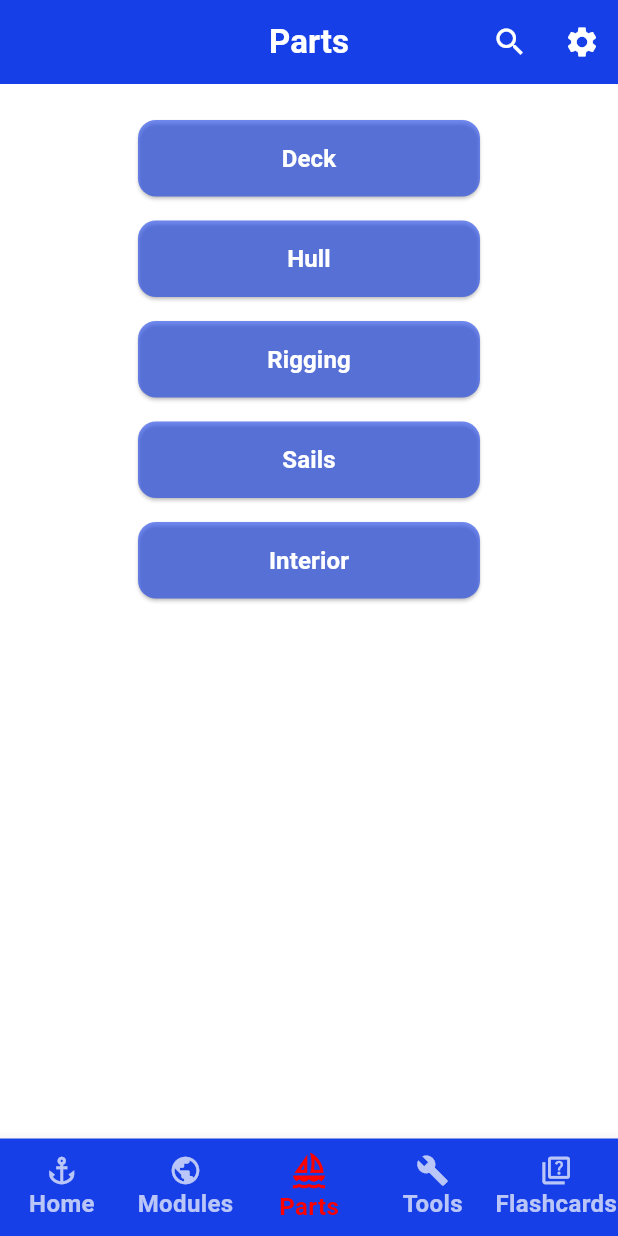
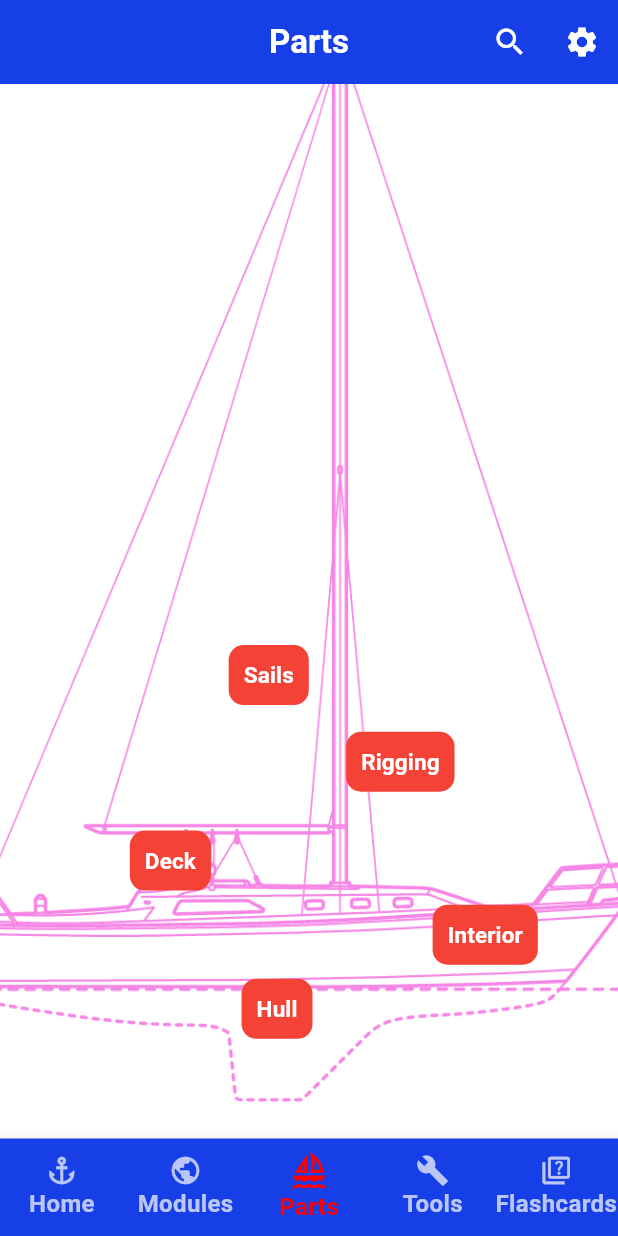
Before and after one commit to DAYale500/bcc5, a Flutter app: the screen it shows after launch, item 3 of the bottom bar chosen, on a phone screen of 412 x 824 dp. Run offline on Flutter 3.47's test engine with Material 3 defaults, Android fonts, the phone set to English and light mode, and no system bars; our stand-ins replace go_router, logger.

Commit message:
Stable. Really nice version, tweaking the location of the zone buttons. Getting every screen dialed in visually,  like text size, titles, helpful hints.

```diff
--- a/lib/screens/parts/part_zone_screen.dart
+++ b/lib/screens/parts/part_zone_screen.dart
@@ -1,7 +1,6 @@
 import 'package:flutter/material.dart';
 import 'package:go_router/go_router.dart';
 import 'package:bcc5/utils/logger.dart';
-import 'package:bcc5/widgets/group_button.dart';
 import 'package:bcc5/widgets/custom_app_bar_widget.dart';
 
 class PartZoneScreen extends StatelessWidget {
@@ -15,43 +14,88 @@ class PartZoneScreen extends StatelessWidget {
     'Interior',
   ];
 
+  final Map<String, Offset> zonePositions = const {
+    'Deck': Offset(0.21, 0.57), // Center-ish
+    'Hull': Offset(0.39, 0.69),
+    'Rigging': Offset(0.56, 0.49),
+    'Sails': Offset(0.37, 0.42),
+    'Interior': Offset(0.7, 0.63),
+  };
+
+  final Map<String, String> tooltips = const {
+    'Deck': 'Top surface of the boat',
+    'Hull': 'The main body of the boat',
+    'Rigging': 'Cables and lines supporting the mast',
+    'Sails': 'Wind-catching cloth',
+    'Interior': 'Cabin and below-deck area',
+  };
+
+  final double appBarOffset = 80.0;
+
   @override
   Widget build(BuildContext context) {
-    logger.i('🟩 Displaying PartZoneScreen');
+    final screenSize = MediaQuery.of(context).size;
 
-    return Column(
+    logger.i('🟩 Displaying PartZoneScreen with positioned layout');
+
+    return Stack(
+      fit: StackFit.expand,
       children: [
-        const CustomAppBarWidget(
+        // Background
+        Opacity(
+          opacity: 0.8,
+          child: Image.asset(
+            'assets/images/boat_overview_tall.png',
+            fit: BoxFit.cover,
+          ),
+        ),
+
+        // AppBar
+        const Positioned(
+          top: 0,
+          left: 0,
+          right: 0,
+          child: CustomAppBarWidget(
             title: 'Parts',
             showBackButton: false,
             showSearchIcon: true,
             showSettingsIcon: true,
           ),
-        Expanded(
-          child: Padding(
-            padding: const EdgeInsets.all(16),
-            child: ListView(
-              children:
-                  zones
-                      .map(
-                        (zone) => Padding(
-                          padding: const EdgeInsets.symmetric(vertical: 8),
-                          child: GroupButton(
-                            label: zone,
-                            onTap: () {
-                              logger.i('🟦 Tapped zone: $zone');
-                              context.push(
-                                '/parts/items',
-                                extra: {'zone': zone},
-                              );
-                            },
+        ),
+
+        // Buttons (positioned using consistent offsets)
+        ...zones.map((zone) {
+          final offset = zonePositions[zone]!;
+          final left = offset.dx * screenSize.width;
+          final top = offset.dy * screenSize.height + appBarOffset;
+
+          return Positioned(
+            left: left,
+            top: top,
+            child: Tooltip(
+              message: tooltips[zone] ?? '',
+              child: TextButton(
+                style: TextButton.styleFrom(
+                  padding: const EdgeInsets.symmetric(
+                    horizontal: 10,
+                    vertical: 8,
+                  ),
+                  backgroundColor: Colors.red,
+                  foregroundColor: Colors.white,
+                  minimumSize: const Size(0, 40),
+                  shape: RoundedRectangleBorder(
+                    borderRadius: BorderRadius.circular(10),
                   ),
                 ),
-                      )
-                      .toList(),
+                onPressed: () {
+                  logger.i('🟦 Tapped zone: $zone');
+                  context.push('/parts/items', extra: {'zone': zone});
+                },
+                child: Text(zone, style: const TextStyle(fontSize: 15)),
               ),
             ),
-        ),
+          );
+        }),
       ],
     );
   }
--- a/lib/theme/app_theme.dart
+++ b/lib/theme/app_theme.dart
@@ -2,73 +2,22 @@ import 'package:flutter/material.dart';
 
 class AppTheme {
   // 🔵 Primary Colors
-  static const Color primaryBlue = Color(0xFF163FE8); // System-wide blue
-  static const Color primaryRed = Color.fromARGB(
-    255,
-    255,
-    0,
-    0,
-  ); // Accent/alert color
+  static const Color primaryBlue = Color(0xFF163FE8);
+  static const Color primaryRed = Color.fromARGB(255, 255, 0, 0);
   static const Color backgroundColor = Colors.white;
   static const Color darkBackground = Color(0xFF121212);
 
-  // 🧠 Semantic Color Aliases
+  // 🧠 Semantic Aliases
   static const Color infoColor = primaryBlue;
   static const Color errorColor = primaryRed;
   static const Color successColor = Colors.green;
   static const Color warningColor = Colors.orange;
   static const Color disabledGray = Colors.grey;
 
-  // 🌤️ Light Theme
-  static ThemeData get lightTheme => ThemeData(
-    useMaterial3: true,
-    scaffoldBackgroundColor: backgroundColor,
-    colorScheme: ColorScheme.fromSeed(seedColor: primaryBlue),
-    appBarTheme: const AppBarTheme(
-      backgroundColor: primaryBlue,
-      foregroundColor: Colors.white,
-      centerTitle: true,
-      elevation: 0,
-      titleTextStyle: headingStyle,
-      iconTheme: IconThemeData(color: Colors.white),
-    ),
-    bottomNavigationBarTheme: const BottomNavigationBarThemeData(
-      backgroundColor: primaryBlue,
-      selectedItemColor: primaryRed,
-      unselectedItemColor: Colors.white70,
-      selectedIconTheme: IconThemeData(size: 26),
-      unselectedIconTheme: IconThemeData(size: 22),
-      selectedLabelStyle: buttonTextStyle,
-      unselectedLabelStyle: buttonTextStyle,
-      showUnselectedLabels: true,
-    ),
-    textTheme: textTheme,
-  );
+  // 🔠 Global text scale for accessibility/design tuning
+  static const double textScaleMultiplier = 1.5;
 
-  // 🌑 Dark Theme
-  static ThemeData get darkTheme => ThemeData(
-    useMaterial3: true,
-    brightness: Brightness.dark,
-    scaffoldBackgroundColor: darkBackground,
-    colorScheme: ColorScheme.dark(primary: primaryBlue, secondary: primaryRed),
-    appBarTheme: const AppBarTheme(
-      backgroundColor: primaryBlue,
-      centerTitle: true,
-      elevation: 0,
-      titleTextStyle: headingStyle,
-      iconTheme: IconThemeData(color: Colors.white),
-    ),
-    bottomNavigationBarTheme: const BottomNavigationBarThemeData(
-      backgroundColor: primaryBlue,
-      selectedItemColor: Colors.white,
-      unselectedItemColor: Colors.white70,
-      selectedLabelStyle: buttonTextStyle,
-      unselectedLabelStyle: buttonTextStyle,
-    ),
-    textTheme: textTheme,
-  );
-
-  // ✍️ Typography
+  // ✍️ Base Typography (unscaled)
   static const TextStyle headingStyle = TextStyle(
     fontSize: 22,
     fontWeight: FontWeight.bold,
@@ -98,12 +47,81 @@ class AppTheme {
     color: Colors.grey,
   );
 
+  // ✨ Default TextTheme (used by ThemeData)
   static const TextTheme textTheme = TextTheme(
     headlineLarge: headingStyle,
     headlineMedium: subheadingStyle,
     bodyLarge: bodyTextStyle,
     labelLarge: buttonTextStyle,
     bodySmall: captionStyle,
+  );
+
+  // ✨ Scaled TextTheme for content-heavy views
+  static final TextTheme scaledTextTheme = TextTheme(
+    headlineLarge: headingStyle.copyWith(
+      fontSize: headingStyle.fontSize! * textScaleMultiplier,
+    ),
+    headlineMedium: subheadingStyle.copyWith(
+      fontSize: subheadingStyle.fontSize! * textScaleMultiplier,
+    ),
+    bodyLarge: bodyTextStyle.copyWith(
+      fontSize: bodyTextStyle.fontSize! * textScaleMultiplier,
+    ),
+    labelLarge: buttonTextStyle.copyWith(
+      fontSize: buttonTextStyle.fontSize! * textScaleMultiplier,
+    ),
+    bodySmall: captionStyle.copyWith(
+      fontSize: captionStyle.fontSize! * textScaleMultiplier,
+    ),
+  );
+
+  // 🌤️ Light Theme
+  static ThemeData get lightTheme => ThemeData(
+    useMaterial3: true,
+    scaffoldBackgroundColor: backgroundColor,
+    colorScheme: ColorScheme.fromSeed(seedColor: primaryBlue),
+    appBarTheme: const AppBarTheme(
+      backgroundColor: primaryBlue,
+      foregroundColor: Colors.white,
+      centerTitle: true,
+      elevation: 0,
+      titleTextStyle: headingStyle,
+      iconTheme: IconThemeData(color: Colors.white),
+    ),
+    bottomNavigationBarTheme: const BottomNavigationBarThemeData(
+      backgroundColor: primaryBlue,
+      selectedItemColor: primaryRed,
+      unselectedItemColor: Colors.white70,
+      selectedIconTheme: IconThemeData(size: 26),
+      unselectedIconTheme: IconThemeData(size: 22),
+      selectedLabelStyle: buttonTextStyle,
+      unselectedLabelStyle: buttonTextStyle,
+      showUnselectedLabels: true,
+    ),
+    textTheme: textTheme, // You can swap in scaledTextTheme here if needed
+  );
+
+  // 🌑 Dark Theme
+  static ThemeData get darkTheme => ThemeData(
+    useMaterial3: true,
+    brightness: Brightness.dark,
+    scaffoldBackgroundColor: darkBackground,
+    colorScheme: ColorScheme.dark(primary: primaryBlue, secondary: primaryRed),
+    appBarTheme: const AppBarTheme(
+      backgroundColor: primaryBlue,
+      centerTitle: true,
+      elevation: 0,
+      titleTextStyle: headingStyle,
+      iconTheme: IconThemeData(color: Colors.white),
+    ),
+    bottomNavigationBarTheme: const BottomNavigationBarThemeData(
+      backgroundColor: primaryBlue,
+      selectedItemColor: Colors.white,
+      unselectedItemColor: Colors.white70,
+      selectedLabelStyle: buttonTextStyle,
+      unselectedLabelStyle: buttonTextStyle,
+    ),
+    textTheme: textTheme,
   );
 
   // 📏 Radius, Padding, Margins
@@ -123,7 +141,7 @@ class AppTheme {
 
   static const EdgeInsets cardPadding = EdgeInsets.all(12);
 
-  // ⬇️ Add near the bottom of AppTheme
+  // 🔘 Navigation Button Styles
   static final ButtonStyle navigationButtonStyle = ElevatedButton.styleFrom(
     backgroundColor: primaryRed,
     foregroundColor: Colors.white,
@@ -133,6 +151,7 @@ class AppTheme {
       borderRadius: BorderRadius.circular(buttonCornerRadius),
     ),
   );
+
   static final ButtonStyle disabledNavigationButtonStyle =
       ElevatedButton.styleFrom(
         backgroundColor: Colors.grey.shade400,
@@ -143,8 +162,8 @@ class AppTheme {
           borderRadius: BorderRadius.circular(buttonCornerRadius),
         ),
       );
+
   static ButtonStyle get navigationButton => navigationButtonStyle;
-
   static ButtonStyle get disabledNavigationButton =>
       disabledNavigationButtonStyle;
 }
```
Also changed, not shown: lib/data/repositories/paths/competent_crew_repository.dart (+16 -8 lines), lib/screens/common/content_detail_screen.dart (+8 -3 lines), lib/screens/common/content_screen_navigator.dart (deleted, +0 -60 lines), lib/screens/home/landing_screen.dart (+11 -4 lines), lib/screens/lessons/lesson_detail_screen.dart (+12 -6 lines), lib/screens/lessons/lesson_item_screen.dart (+10 -3 lines), lib/screens/lessons/lesson_module_screen.dart (+28 -7 lines), lib/screens/paths/path_chapter_screen.dart (+11 -2 lines), lib/screens/paths/path_item_screen.dart (+12 -6 lines), lib/utils/string_extensions.dart (added, +12 -0 lines), lib/widgets/content_block_renderer.dart (+9 -3 lines), assets/images/boat_overview_tall.png (added), assets/images/boat_overview_tall_modified.png (added), 5 other files. Lines whose indentation alone changed are shown as unchanged.
